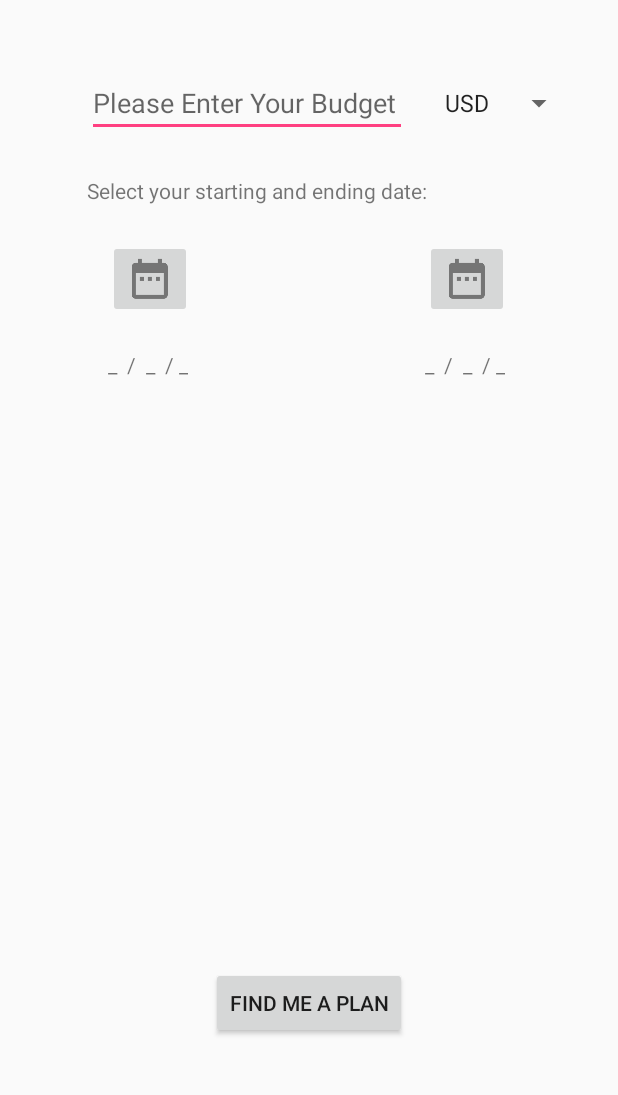
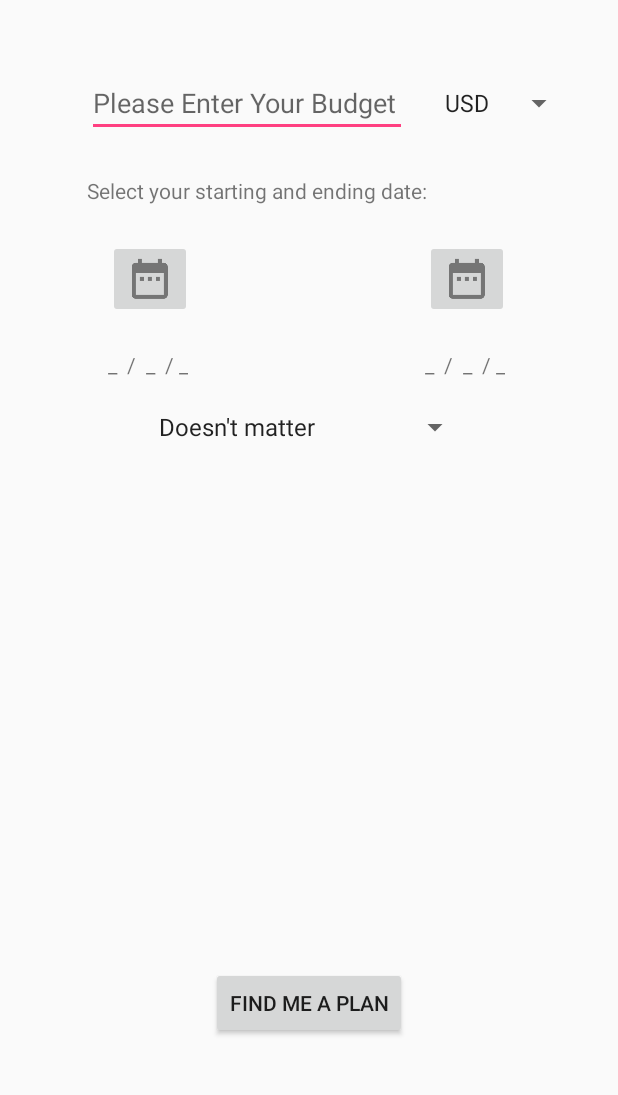
Before and after one commit to Budgetpack/Budgetpack, an Android app: the MainActivity screen opened directly, with no data from a screen before it, on a phone screen of 412 x 824 dp, the part 92-1187 px from its top. Run offline under Robolectric (Android 15) with nearby library versions, the phone set to English and light mode, and no system bars.

Commit message:
starting and ending date can be printed

```diff
--- a/app/src/main/java/com/sansi/acerbilgisayar/budgetpack/Activites/MainActivity.java
+++ b/app/src/main/java/com/sansi/acerbilgisayar/budgetpack/Activites/MainActivity.java
@@ -2,8 +2,11 @@ package com.sansi.acerbilgisayar.budgetpack.Activites;
 
 import android.app.DatePickerDialog;
 import android.content.Intent;
+import android.content.SharedPreferences;
+import android.preference.PreferenceManager;
 import android.support.v7.app.AppCompatActivity;
 import android.os.Bundle;
+import android.util.Log;
 import android.view.View;
 import android.widget.AdapterView;
 import android.widget.ArrayAdapter;
@@ -27,6 +30,7 @@ public class MainActivity extends AppCompatActivity{
     EditText budgetText;
     Button findplanButton;
     Spinner currencySpinner;
+    Spinner typeSpinner;
     Calendar calendar;
     ImageButton startDateButton;
     ImageButton endDateButton;
@@ -34,8 +38,10 @@ public class MainActivity extends AppCompatActivity{
     TextView endDateText;
 
     private String[] currencies = {"USD", "TRY", "EUR"};
+    private String[] types = {"Doesn't matter", "Nightlife", "Historical Landmarks", "Cuisine", "Leisure", "Religion"};
     private String str;
     private String curr;
+    private String type;
     private int myyear, mymonth, myday;
     private int startYear, startMonth, startDay;
     private int endYear, endMonth, endDay;
@@ -49,6 +55,7 @@ public class MainActivity extends AppCompatActivity{
         budgetText = (EditText) findViewById(R.id.budgetTxt);
         findplanButton = (Button) findViewById(R.id.findBtn);
         currencySpinner = (Spinner) findViewById(R.id.spinner);
+        typeSpinner = (Spinner) findViewById(R.id.typeSpinner);
         startDateText = (TextView) findViewById(R.id.startDateTxt);
         endDateText = (TextView) findViewById(R.id.endDateTxt);
         startDateButton = (ImageButton) findViewById(R.id.startDateButton);
@@ -65,19 +72,33 @@ public class MainActivity extends AppCompatActivity{
         findplanButton.setOnClickListener(new View.OnClickListener() {
             @Override
             public void onClick(View v) {
+
                 str = budgetText.getText().toString();
                 Toast msg = Toast.makeText(getBaseContext(),"Budget:"+str+" Currency:"+curr, Toast.LENGTH_SHORT);
                 msg.show();
-                /*Log.e("startday = ", " " + startDay);
+
+                Log.e("startday = ", " " + startDay);
                 Log.e("startmonth = ", " " + startMonth);
                 Log.e("startyear = ", " " + startYear);
                 Log.e("endday = ", " " + endDay);
                 Log.e("endmonth = ", " " + endMonth);
-                Log.e("endyear = ", " " + endYear);*/
+                Log.e("endyear = ", " " + endYear);
+
                 Intent intent = new Intent(MainActivity.this, FindPlan.class);
                 intent.putExtra("budget", str);
                 intent.putExtra("currency", curr);
+                intent.putExtra("type", type);
+                intent.putExtra("startDay", startDay);
+                intent.putExtra("startmonth", startMonth);
+                intent.putExtra("startyear", startYear);
+                intent.putExtra("endday", endDay);
+                intent.putExtra("endmonth", endMonth);
+                intent.putExtra("endyear", endYear);
                 startActivity(intent);
+                /*SharedPreferences preferences = PreferenceManager.getDefaultSharedPreferences(getApplicationContext());
+                SharedPreferences.Editor editor = preferences.edit();
+                editor.putString("startday", startDay);*/
+
             }
         });
 
@@ -142,8 +163,14 @@ public class MainActivity extends AppCompatActivity{
         });
 
         ArrayAdapter<String> dataAdapter = new ArrayAdapter<String>(this, android.R.layout.simple_spinner_item, currencies);
+        ArrayAdapter<String> dataAdapter2 = new ArrayAdapter<String>(this, android.R.layout.simple_spinner_item, types);
+
         dataAdapter.setDropDownViewResource(android.R.layout.simple_spinner_dropdown_item);
+        dataAdapter2.setDropDownViewResource(android.R.layout.simple_spinner_dropdown_item);
+
         currencySpinner.setAdapter(dataAdapter);
+        typeSpinner.setAdapter(dataAdapter2);
+
         currencySpinner.setOnItemSelectedListener(new AdapterView.OnItemSelectedListener() {
             @Override
             public void onItemSelected(AdapterView<?> parent, View view, int position, long id) {
@@ -155,7 +182,17 @@ public class MainActivity extends AppCompatActivity{
 
             }
         });
+        typeSpinner.setOnItemSelectedListener(new AdapterView.OnItemSelectedListener() {
+            @Override
+            public void onItemSelected(AdapterView<?> parent, View view, int position, long id) {
+                type = parent.getItemAtPosition(position).toString();
+            }
 
+            @Override
+            public void onNothingSelected(AdapterView<?> parent) {
+
+            }
+        });
 
     }
 
--- a/app/src/main/res/layout/activity_main.xml
+++ b/app/src/main/res/layout/activity_main.xml
@@ -95,5 +95,13 @@
         android:layout_alignStart="@+id/endDateButton"
         android:text="_  /  _  / _"/>
 
+    <Spinner
+        android:id="@+id/typeSpinner"
+        android:layout_width="wrap_content"
+        android:layout_height="wrap_content"
+        android:layout_marginTop="20dp"
+        android:layout_below="@+id/endDateTxt"
+        android:layout_centerHorizontal="true"/>
+
 
 </RelativeLayout>
```
Also changed, not shown: app/src/main/java/com/sansi/acerbilgisayar/budgetpack/Activites/FindPlan.java (+26 -0 lines), app/src/main/res/layout/activity_find_plan.xml (+24 -0 lines).
